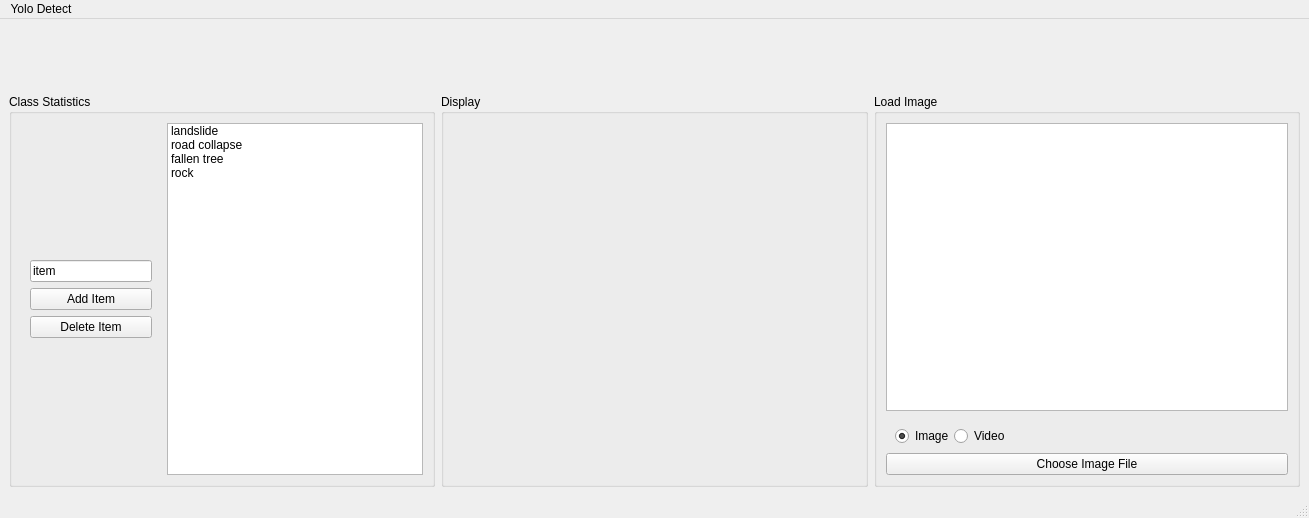
Qt form main_window.ui (XHao1997/yolo_detect_qt) before a commit.
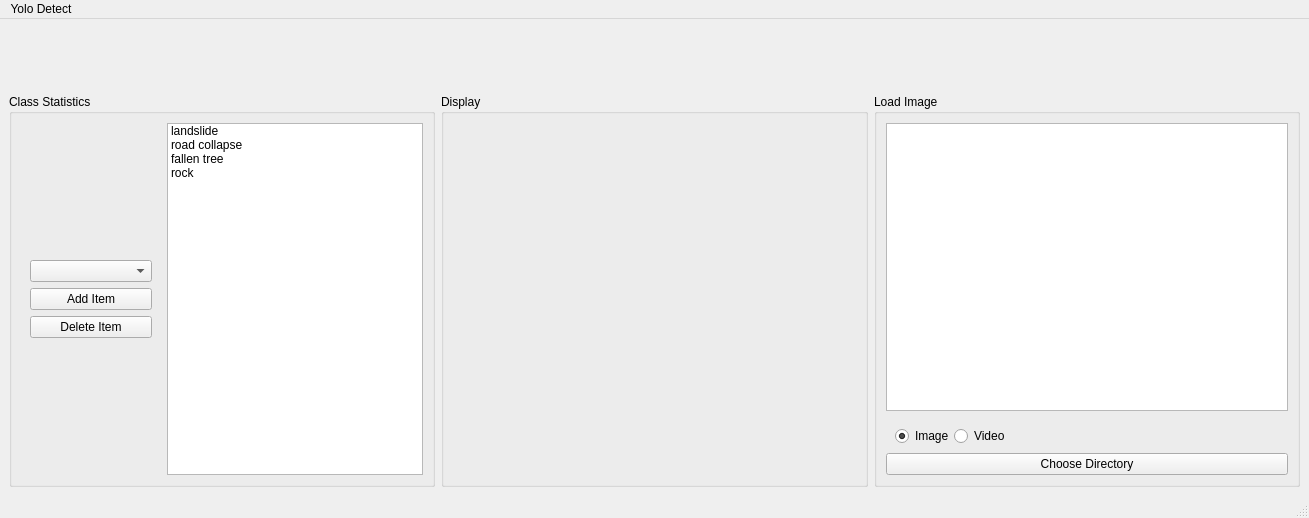
The same form after that commit. Icons and pictures are not drawn.

Patch:
```diff
--- a/main_window.ui
+++ b/main_window.ui
@@ -46,15 +46,12 @@
            </spacer>
           </item>
           <item>
-           <widget class="QLineEdit" name="lineEdit">
-            <property name="sizePolicy">
-             <sizepolicy hsizetype="Preferred" vsizetype="Fixed">
-              <horstretch>0</horstretch>
-              <verstretch>0</verstretch>
-             </sizepolicy>
+           <widget class="QComboBox" name="comboBox">
+            <property name="currentText">
+             <string/>
             </property>
-            <property name="text">
-             <string>item</string>
+            <property name="currentIndex">
+             <number>-1</number>
             </property>
            </widget>
           </item>
@@ -239,7 +236,7 @@
        <item>
         <widget class="QPushButton" name="pushButton_loadImage">
          <property name="text">
-          <string>Choose Image File</string>
+          <string>Choose Directory</string>
          </property>
         </widget>
        </item>
```
